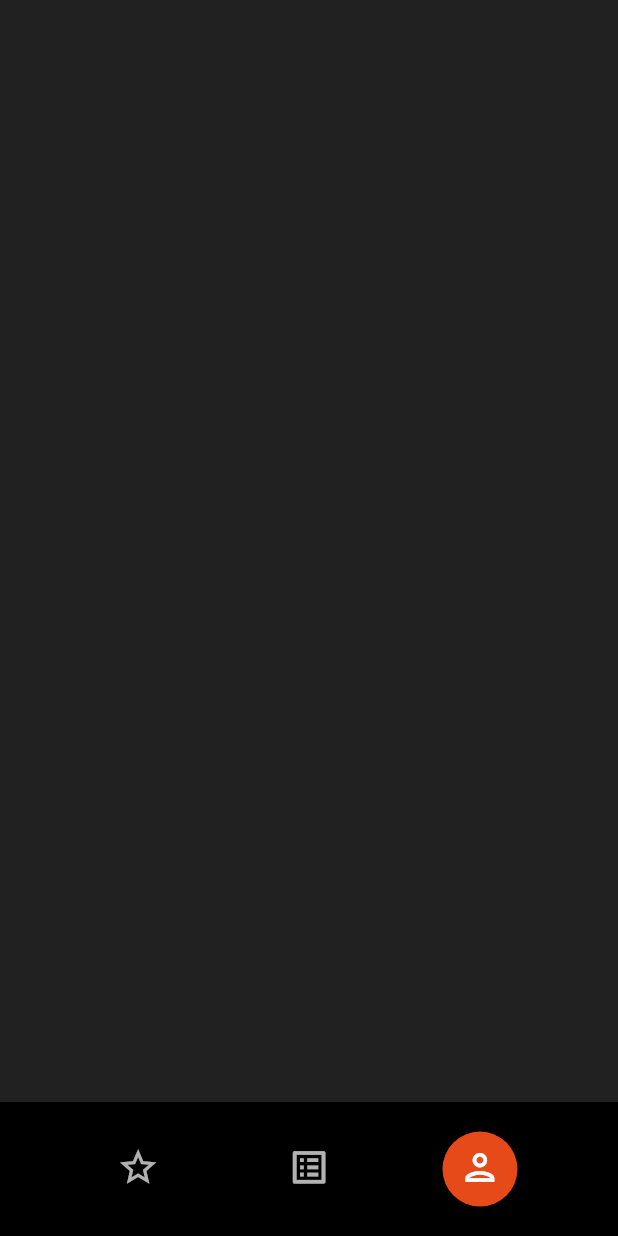
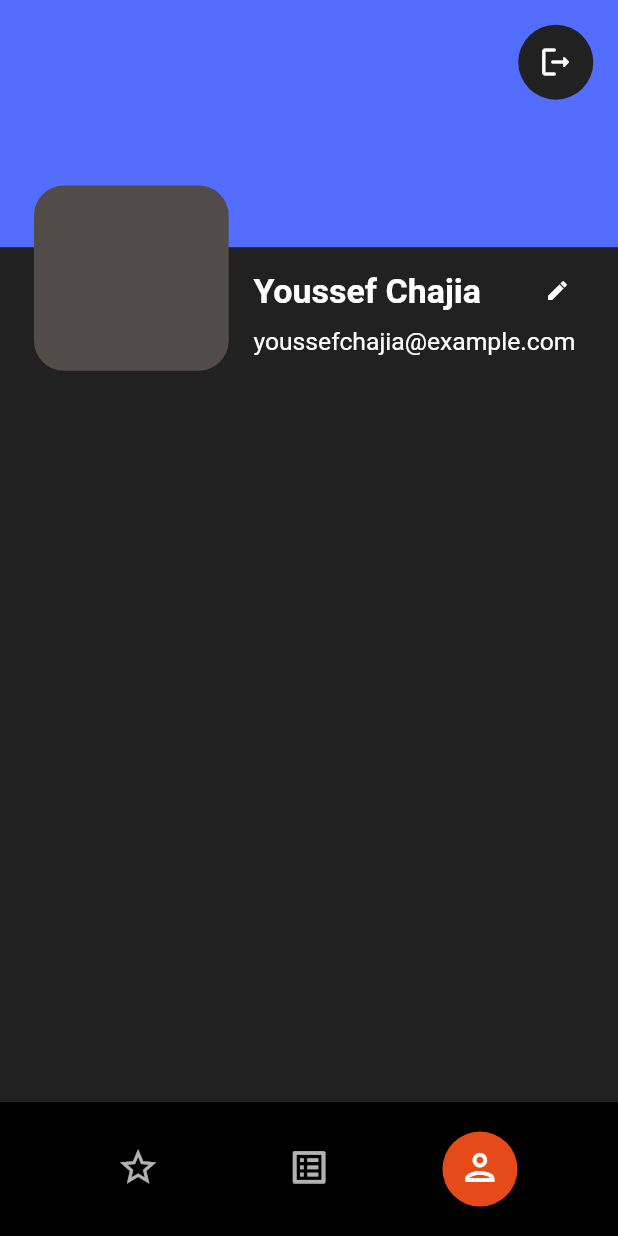
Before and after one commit to YoussefChajia/game-prize, a Flutter app: the screen it shows after launch, item 3 of the bottom bar chosen, on a phone screen of 412 x 824 dp. Run offline on Flutter 3.47's test engine with Material 2 defaults, Android fonts, the phone set to English and light mode, and no system bars.

Commit message:
Added Profile page and fixed text overflow

```diff
--- a/lib/screens/game_list_screen.dart
+++ b/lib/screens/game_list_screen.dart
@@ -40,7 +40,7 @@ class _GameListPageState extends State<GameListPage> {
                       child: Padding(
                         padding: EdgeInsets.only(right: context.read<ScreenSize>().width * 0.03),
                         child: InfoCard(
-                          text: 'Score :',
+                          text: 'Score : ',
                         ),
                       ),
                     ),
@@ -80,6 +80,7 @@ class InfoCard extends StatelessWidget {
             fontSize: context.read<ScreenSize>().width * 0.044,
             fontWeight: FontWeight.bold,
           ),
+          overflow: TextOverflow.ellipsis,
         ),
       ),
       decoration: BoxDecoration(
--- a/lib/screens/leaderboard_screen.dart
+++ b/lib/screens/leaderboard_screen.dart
@@ -60,8 +60,10 @@ class _LeaderboardPageState extends State<LeaderboardPage> {
                             children: [
                               Text(
                                 '1450',
-                                style:
-                                    TextStyle(fontSize: context.read<ScreenSize>().width * 0.045),
+                                style: TextStyle(
+                                  fontSize: context.read<ScreenSize>().width * 0.045,
+                                ),
+                                overflow: TextOverflow.ellipsis,
                               ),
                               SizedBox(
                                 width: context.read<ScreenSize>().width * 0.01,
--- a/lib/screens/profile_screen.dart
+++ b/lib/screens/profile_screen.dart
@@ -1,4 +1,6 @@
+import 'package:axie_scholarship/tools/screen_size.dart';
 import 'package:flutter/material.dart';
+import 'package:provider/provider.dart';
 
 class ProfilePage extends StatefulWidget {
   const ProfilePage({Key? key}) : super(key: key);
@@ -13,6 +15,102 @@ class _ProfilePageState extends State<ProfilePage> {
     return SafeArea(
       child: Scaffold(
         backgroundColor: Theme.of(context).backgroundColor,
+        body: Column(
+          children: [
+            Stack(
+              children: [
+                Container(
+                  height: context.read<ScreenSize>().height * 0.2,
+                  width: context.read<ScreenSize>().width,
+                  decoration: BoxDecoration(color: Theme.of(context).buttonColor),
+                  alignment: Alignment.topRight,
+                  child: Padding(
+                    padding: EdgeInsets.all(context.read<ScreenSize>().height * 0.02),
+                    child: CircleAvatar(
+                      radius: 25,
+                      backgroundColor: Theme.of(context).backgroundColor,
+                      child: IconButton(
+                        icon: Icon(
+                          Icons.logout_rounded,
+                        ),
+                        color: Colors.white,
+                        onPressed: () {},
+                      ),
+                    ),
+                  ),
+                ),
+                Padding(
+                  padding: EdgeInsets.only(
+                      left: context.read<ScreenSize>().width * 0.055,
+                      top: context.read<ScreenSize>().height * 0.15),
+                  child: Row(
+                    crossAxisAlignment: CrossAxisAlignment.end,
+                    children: [
+                      Expanded(
+                        flex: 1,
+                        child: Container(
+                          height: context.read<ScreenSize>().height * 0.15,
+                          decoration: BoxDecoration(
+                            color: Theme.of(context).cardColor,
+                            borderRadius: BorderRadius.circular(20),
+                          ),
+                        ),
+                      ),
+                      Expanded(
+                        flex: 2,
+                        child: Padding(
+                          padding: EdgeInsets.symmetric(
+                            horizontal: context.read<ScreenSize>().width * 0.04,
+                            vertical: 10.0,
+                          ),
+                          child: Column(
+                            crossAxisAlignment: CrossAxisAlignment.start,
+                            children: [
+                              Row(
+                                mainAxisAlignment: MainAxisAlignment.spaceBetween,
+                                children: [
+                                  Flexible(
+                                    child: Text(
+                                      'Youssef Chajia',
+                                      style: TextStyle(
+                                        color: Colors.white,
+                                        fontSize: context.read<ScreenSize>().width * 0.055,
+                                        fontWeight: FontWeight.bold,
+                                      ),
+                                      overflow: TextOverflow.ellipsis,
+                                    ),
+                                  ),
+                                  IconButton(
+                                    icon: Icon(
+                                      Icons.edit,
+                                    ),
+                                    color: Colors.white,
+                                    iconSize: context.read<ScreenSize>().width * 0.04,
+                                    onPressed: () {},
+                                  ),
+                                ],
+                              ),
+                              Text(
+                                'youssefchajia@example.com',
+                                style: TextStyle(
+                                  color: Colors.white,
+                                  fontSize: context.read<ScreenSize>().width * 0.04,
+                                  fontWeight: FontWeight.normal,
+                                ),
+                                overflow: TextOverflow.ellipsis,
+                              ),
+                            ],
+                          ),
+                        ),
+                      ),
+                    ],
+                  ),
+                )
+              ],
+            ),
+            //Next Move
+          ],
+        ),
       ),
     );
   }
--- a/lib/widgets/game_card.dart
+++ b/lib/widgets/game_card.dart
@@ -53,12 +53,15 @@ class _GameCardState extends State<GameCard> {
                           mainAxisAlignment: MainAxisAlignment.spaceBetween,
                           crossAxisAlignment: CrossAxisAlignment.start,
                           children: [
-                            Text(
-                              game.title,
-                              style: TextStyle(
-                                color: Colors.white,
-                                fontSize: context.read<ScreenSize>().width * 0.055,
-                                fontWeight: FontWeight.bold,
+                            Flexible(
+                              child: Text(
+                                game.title,
+                                style: TextStyle(
+                                  color: Colors.white,
+                                  fontSize: context.read<ScreenSize>().width * 0.055,
+                                  fontWeight: FontWeight.bold,
+                                ),
+                                overflow: TextOverflow.ellipsis,
                               ),
                             ),
                             Row(
```
